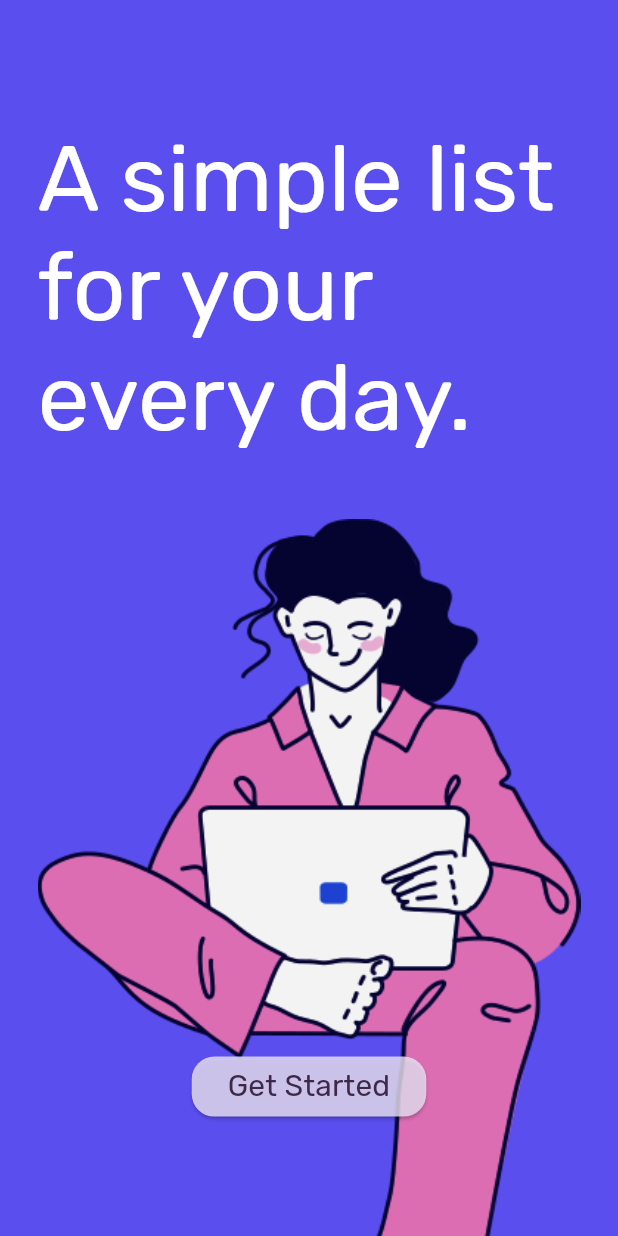
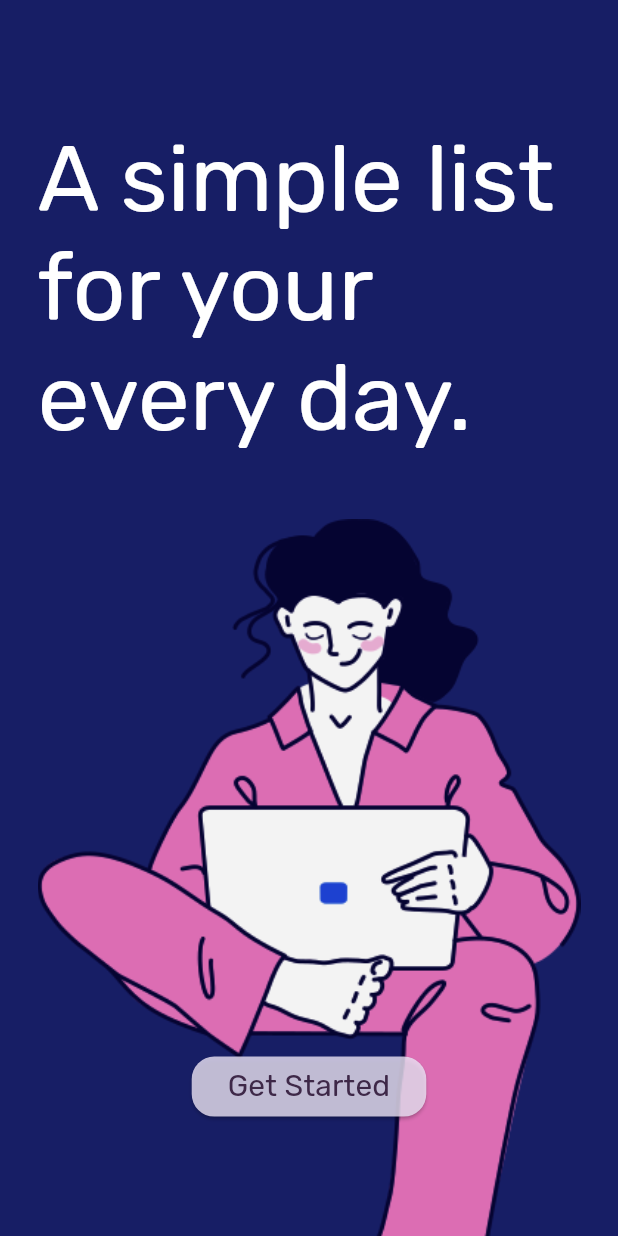
Before and after one commit to sylviezhang37/TasksPlanner-App, a Flutter app: the screen it shows after launch, on a phone screen of 412 x 824 dp. Run offline on Flutter 3.47's test engine with Material 3 defaults, Android fonts, the phone set to English and light mode, and no system bars; drawn by our look-alikes of animated_text_kit; our stand-ins replace cloud_firestore, dotted_line, firebase_auth, firebase_core, google_fonts, modal_progress_hud_nsn and 2 more; accounts and stored records are empty.

Commit message:
welcome screen color change

```diff
--- a/TasksPlanner/lib/screens/welcome_screen.dart
+++ b/TasksPlanner/lib/screens/welcome_screen.dart
@@ -14,7 +14,7 @@ class _WelcomeScreen extends State<WelcomeScreen> {
   @override
   Widget build(BuildContext context) {
     return Scaffold(
-      backgroundColor: Theme.of(context).colorScheme.primaryContainer,
+      backgroundColor: Theme.of(context).colorScheme.onSecondary,
       body: Padding(
           padding: EdgeInsets.symmetric(horizontal: 25.0),
           child: Column(
--- a/TasksPlanner/lib/utilities/constants.dart
+++ b/TasksPlanner/lib/utilities/constants.dart
@@ -33,8 +33,8 @@ ThemeData kThemeDataDark = ThemeData(
     primary: Color(0xff3E2848), //text on buttons
     onPrimary: Colors.white,
     secondary: Colors.white, //text input dialog
-    onSecondary: Colors.white,
-    primaryContainer: Color(0xff5A4EEF), //floating action button
+    onSecondary: Color(0xff171E65),
+    primaryContainer: Color(0xff5A4EEF), //dismissable background
     secondaryContainer: Color(0xffE2F4A6), //tasks card
     error: Colors.black,
     onError: Colors.white,
```
